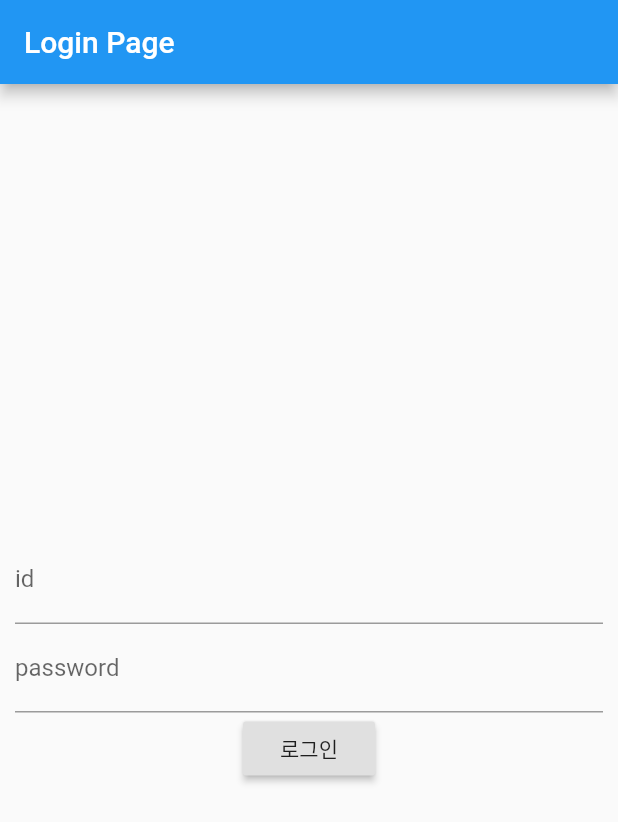
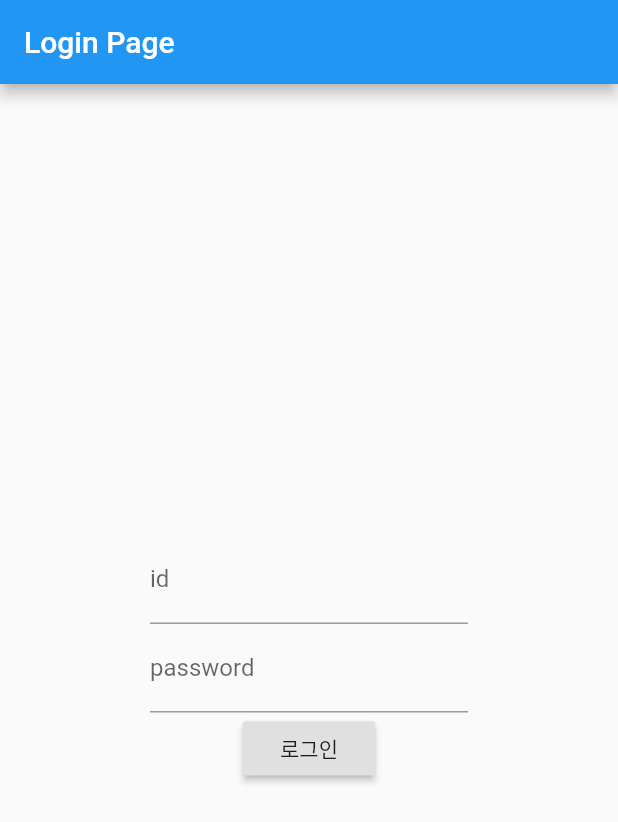
Before and after one commit to shy1008/myFlutter, a Flutter app: the screen it shows after launch, after a tap on "로그인", after a tap on "Logout", on a phone screen of 412 x 824 dp. Shown: the top 822 px of the screen. Run offline on Flutter 3.47's test engine with Material 2 defaults, Android fonts, the phone set to English and light mode, and no system bars; our stand-ins replace flutter_native_splash, flutter_secure_storage, fluttertoast, geolocator, permission_handler; missing offline and left inert: flutter_kakao_map.

Commit message:
auto_login

```diff
--- a/auto_login/lib/main.dart
+++ b/auto_login/lib/main.dart
@@ -75,7 +75,7 @@ class _MyLoginPageState extends State<MyLoginPage> {
       title: Text(widget.title),
     ),
       body: Padding(
-        padding: const EdgeInsets.all(10.0),
+        padding: const EdgeInsets.all(100.0),
         child: Center(
           child: Column(
             mainAxisAlignment: MainAxisAlignment.center,
```
